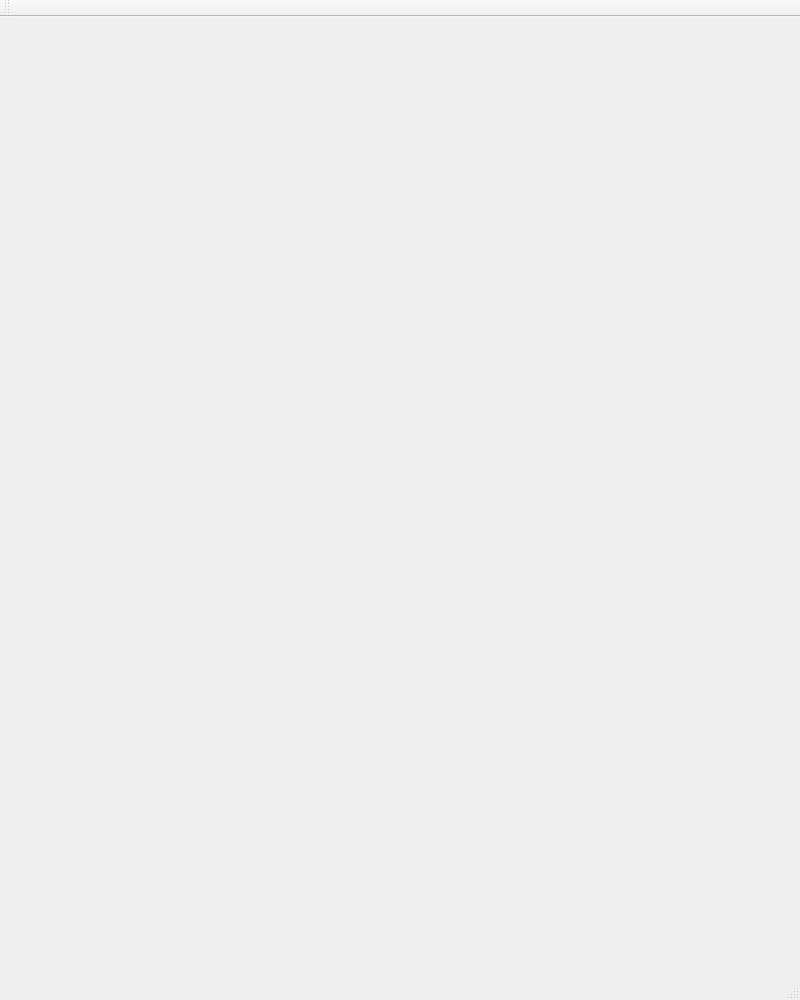
First picture: the form in Client/MainWindow.ui, repository Photonien/Photon, before the edit.
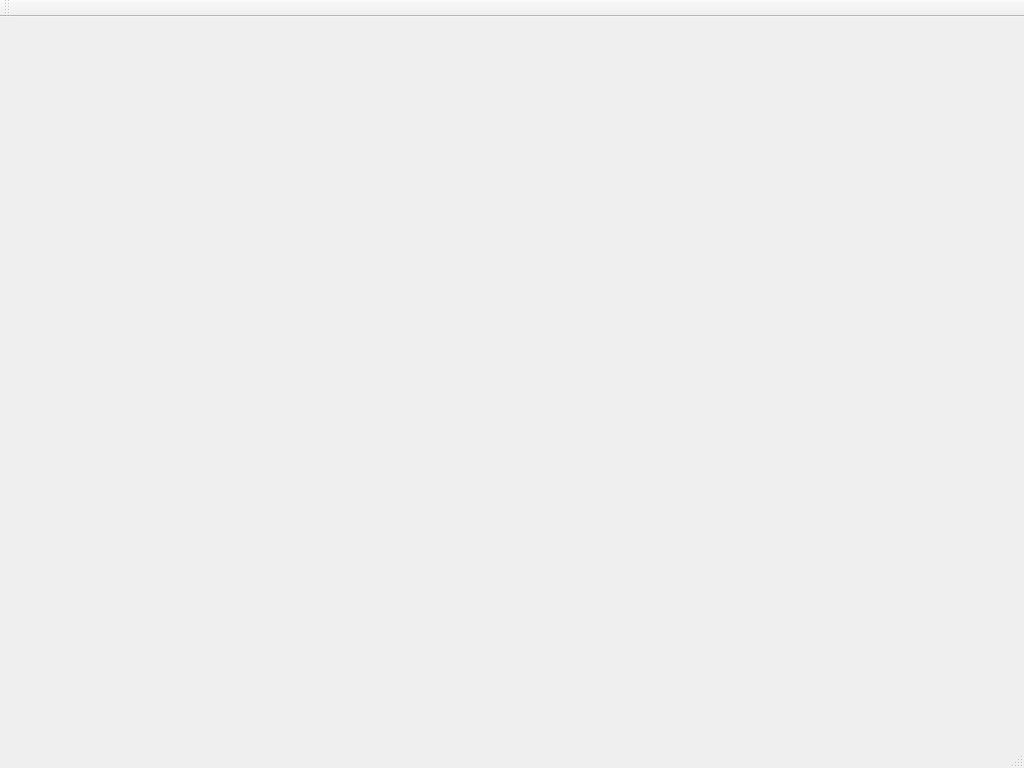
Second picture: the form after the edit.

Diff of the .ui file:
```diff
--- a/Client/MainWindow.ui
+++ b/Client/MainWindow.ui
@@ -6,8 +6,8 @@
    <rect>
     <x>0</x>
     <y>0</y>
-    <width>800</width>
-    <height>1000</height>
+    <width>1024</width>
+    <height>768</height>
    </rect>
   </property>
   <property name="windowTitle">
```
